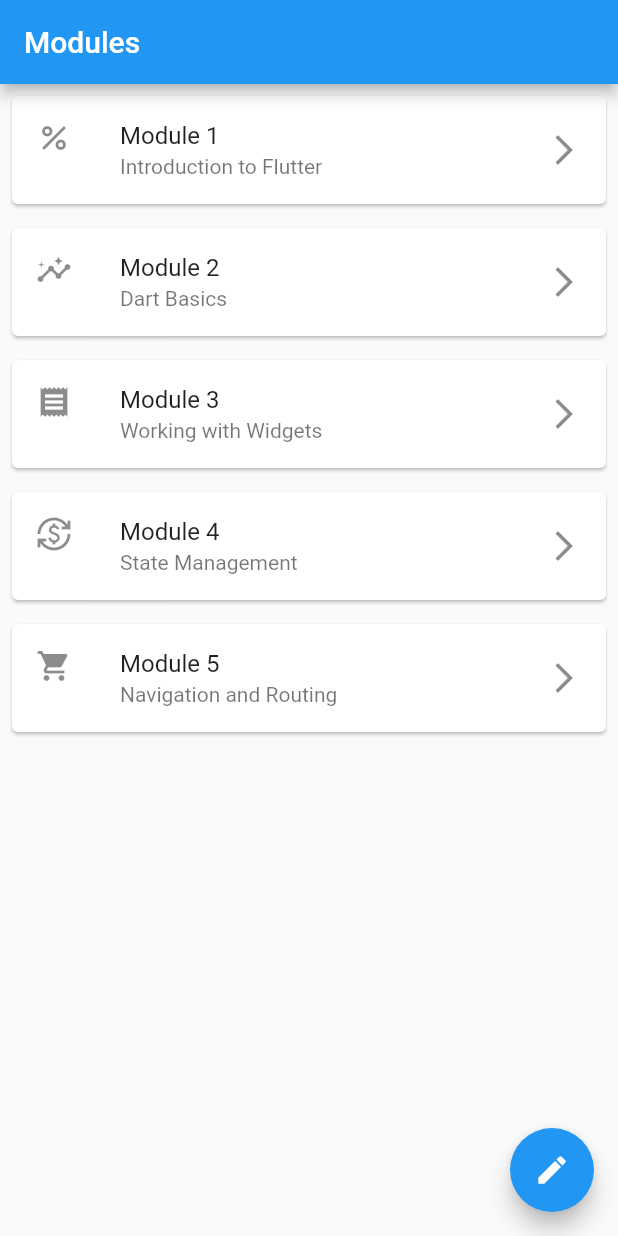
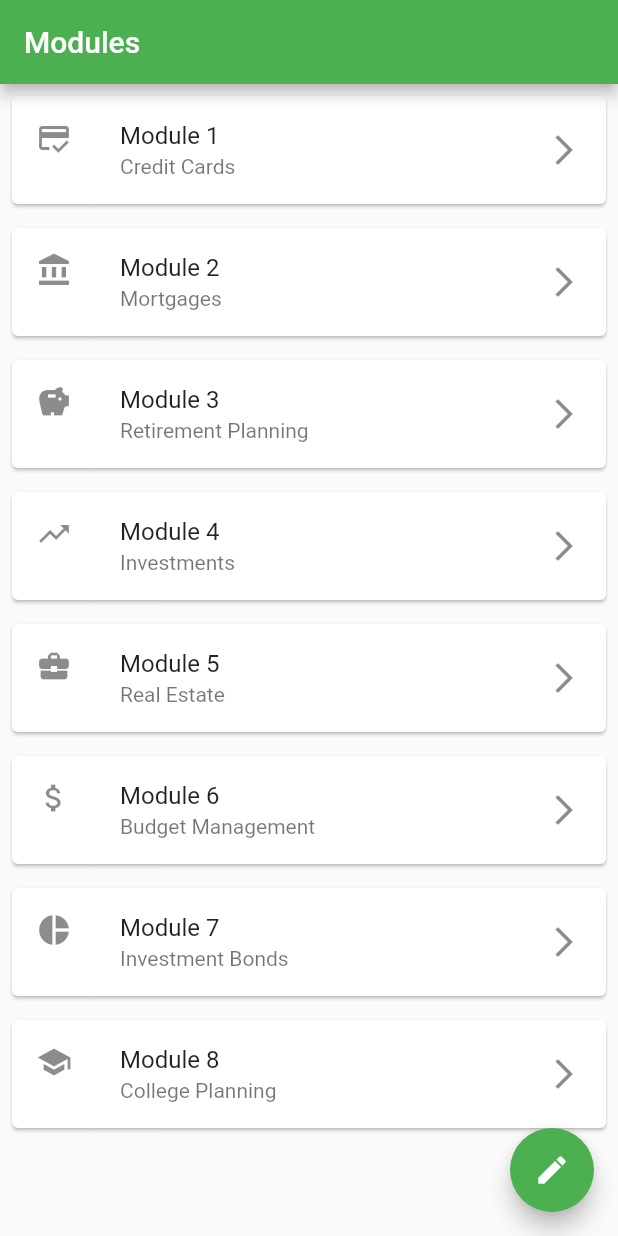
Before and after one commit to kygoben/hackutd, a Flutter app: the screen it shows after launch, on a phone screen of 412 x 824 dp. Run offline on Flutter 3.47's test engine with Material 2 defaults, Android fonts, the phone set to English and light mode, and no system bars.

Commit message:
Adds icons the the chapter object

```diff
--- a/finteach/lib/Application/constants.dart
+++ b/finteach/lib/Application/constants.dart
@@ -4,16 +4,18 @@ import 'package:flutter/material.dart';
 
 
 
-List <Chapters> chaptersList = [
-  Chapters(number: '1', name: 'Introduction to Flutter'),
-  Chapters(number: '2', name: 'Dart Basics'),
-  Chapters(number: '3', name: 'Working with Widgets'),
-  Chapters(number: '4', name: 'State Management'),
-  Chapters(number: '5', name: 'Navigation and Routing'),
-
+List<Chapters> chaptersList = [
+  Chapters(number: '1', name: 'Credit Cards', icon: Icons.credit_score),
+  Chapters(number: '2', name: 'Mortgages', icon: Icons.account_balance),
+  Chapters(number: '3', name: 'Retirement Planning', icon: Icons.savings),
+  Chapters(number: '4', name: 'Investments', icon: Icons.trending_up),
+  Chapters(number: '5', name: 'Real Estate', icon: Icons.business_center),
+  Chapters(number: '6', name: 'Budget Management', icon: Icons.attach_money),
+  Chapters(number: '7', name: 'Investment Bonds', icon: Icons.pie_chart),
+  Chapters(number: '8', name: 'College Planning', icon: Icons.school),
 ];
-
-const List<IconData> sampleFinanceIcons = [
+/*
+const List<icon> sampleFinanceIcons = [
   Icons.account_balance,
   Icons.account_balance_wallet,
   Icons.monetization_on,
@@ -33,3 +35,4 @@ const List<IconData> sampleFinanceIcons = [
   Icons.percent,
   Icons.insights,
 ];
+*/
--- a/finteach/lib/Domain/chapter.dart
+++ b/finteach/lib/Domain/chapter.dart
@@ -1,12 +1,15 @@
+import 'package:flutter/material.dart';
 
 
 class Chapters {
   String number;
   String name;
+  IconData icon;
 
 
   Chapters({
     required this.number,
     required this.name,
+    required this.icon,
   });
 }
--- a/finteach/lib/Presentation/app.dart
+++ b/finteach/lib/Presentation/app.dart
@@ -1,28 +1,22 @@
-import 'dart:math';
 import 'package:finteach/Presentation/lesson_page.dart';
 import 'package:finteach/Presentation/practice_page.dart';
 import 'package:flutter/material.dart';
 import 'package:finteach/Application/constants.dart';
 
 class ModuleList extends StatelessWidget {
-  final Random random = Random();
-
   ModuleList({Key? key}) : super(key: key);
-    final List<IconData> financeIcons= sampleFinanceIcons; // List of icons
 
   @override
   Widget build(BuildContext context) {
     List<Widget> moduleTiles = chaptersList.map((chapter) {
-      // Get a random icon from the list
-      IconData icon = financeIcons[random.nextInt(financeIcons.length)];
       return ModuleTile(
-        icon: icon,
+        icon: chapter.icon, // Use the specific icon for each chapter
         title: 'Module ${chapter.number}',
         subtitle: chapter.name,
         onTap: () {
           Navigator.push(
             context,
-            MaterialPageRoute(builder: (context) => LessonPage(moduleNumber: chapter.name)), // Replace with actual lesson page
+            MaterialPageRoute(builder: (context) => LessonPage(moduleNumber: chapter.number)), // Ensure you are passing the right argument
           );
         },
       );
--- a/finteach/lib/main.dart
+++ b/finteach/lib/main.dart
@@ -11,7 +11,7 @@ class MyApp extends StatelessWidget {
     return MaterialApp(
       title: 'Flutter Demo',
       theme: ThemeData(
-        primarySwatch: Colors.blue,
+        primarySwatch: Colors.green,
       ),
       home: ModuleList(),
     );
```
